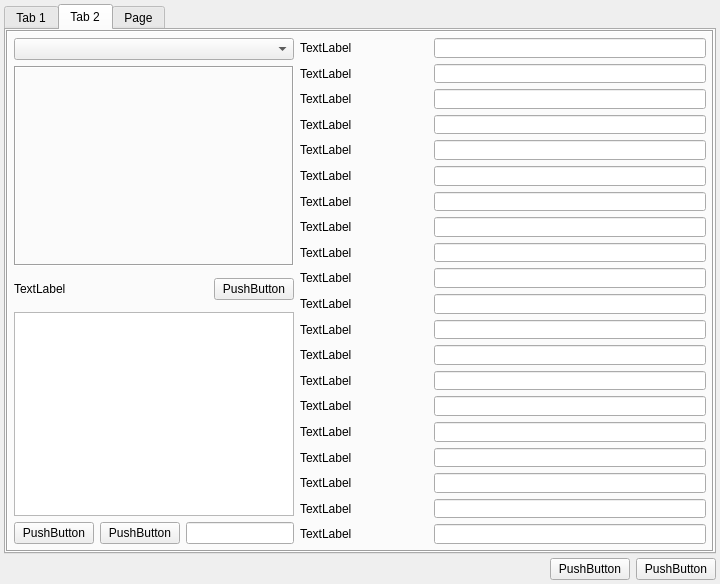
Old version of the form tagger_ui.ui in the repository OmmarShaikh01/Apollo.
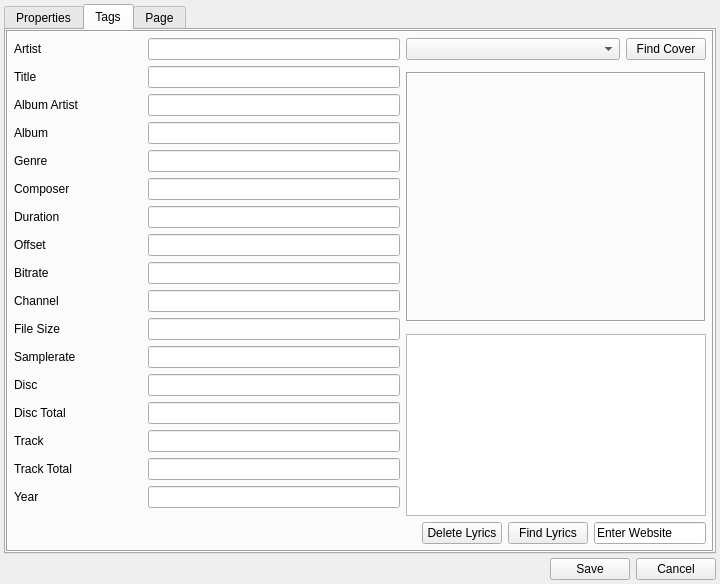
New version of the form. The open tabs and pages were chosen to show the change.

What changed in the file:
```diff
--- a/tagger_ui.ui
+++ b/tagger_ui.ui
@@ -70,7 +70,7 @@
       </property>
       <widget class="QWidget" name="tab">
        <attribute name="title">
-        <string>Tab 1</string>
+        <string>Properties</string>
        </attribute>
        <layout class="QGridLayout" name="gridLayout_5">
         <property name="leftMargin">
@@ -583,7 +583,7 @@
       </widget>
       <widget class="QWidget" name="tab_2">
        <attribute name="title">
-        <string>Tab 2</string>
+        <string>Tags</string>
        </attribute>
        <layout class="QGridLayout" name="gridLayout_7">
         <property name="leftMargin">
@@ -622,14 +622,8 @@
            <property name="bottomMargin">
             <number>6</number>
            </property>
-           <item row="0" column="4" rowspan="7">
-            <layout class="QFormLayout" name="formLayout_5">
-             <property name="horizontalSpacing">
-              <number>6</number>
-             </property>
-             <property name="verticalSpacing">
-              <number>6</number>
-             </property>
+           <item row="0" column="0" rowspan="6">
+            <layout class="QFormLayout" name="formLayout">
              <item row="0" column="0">
               <widget class="QLabel" name="label_44">
                <property name="minimumSize">
@@ -639,7 +633,10 @@
                 </size>
                </property>
                <property name="text">
-                <string>TextLabel</string>
+                <string>Artist</string>
+               </property>
+               <property name="buddy">
+                <cstring>lineEdit_art</cstring>
                </property>
               </widget>
              </item>
@@ -655,7 +652,7 @@
                 </size>
                </property>
                <property name="text">
-                <string>TextLabel</string>
+                <string>Title</string>
                </property>
               </widget>
              </item>
@@ -663,7 +660,7 @@
               <widget class="QLineEdit" name="lineEdit_44"/>
              </item>
              <item row="2" column="0">
-              <widget class="QLabel" name="label_53">
+              <widget class="QLabel" name="label_46">
                <property name="minimumSize">
                 <size>
                  <width>128</width>
@@ -671,7 +668,7 @@
                 </size>
                </property>
                <property name="text">
-                <string>TextLabel</string>
+                <string>Album Artist</string>
                </property>
               </widget>
              </item>
@@ -679,7 +676,7 @@
               <widget class="QLineEdit" name="lineEdit_45"/>
              </item>
              <item row="3" column="0">
-              <widget class="QLabel" name="label_46">
+              <widget class="QLabel" name="label_47">
                <property name="minimumSize">
                 <size>
                  <width>128</width>
@@ -687,7 +684,7 @@
                 </size>
                </property>
                <property name="text">
-                <string>TextLabel</string>
+                <string>Album</string>
                </property>
               </widget>
              </item>
@@ -695,7 +692,7 @@
               <widget class="QLineEdit" name="lineEdit_46"/>
              </item>
              <item row="4" column="0">
-              <widget class="QLabel" name="label_47">
+              <widget class="QLabel" name="label_48">
                <property name="minimumSize">
                 <size>
                  <width>128</width>
@@ -703,7 +700,7 @@
                 </size>
                </property>
                <property name="text">
-                <string>TextLabel</string>
+                <string>Genre</string>
                </property>
               </widget>
              </item>
@@ -711,7 +708,7 @@
               <widget class="QLineEdit" name="lineEdit_47"/>
              </item>
              <item row="5" column="0">
-              <widget class="QLabel" name="label_48">
+              <widget class="QLabel" name="label_49">
                <property name="minimumSize">
                 <size>
                  <width>128</width>
@@ -719,7 +716,7 @@
                 </size>
                </property>
                <property name="text">
-                <string>TextLabel</string>
+                <string>Composer</string>
                </property>
               </widget>
              </item>
@@ -727,7 +724,7 @@
               <widget class="QLineEdit" name="lineEdit_48"/>
              </item>
              <item row="6" column="0">
-              <widget class="QLabel" name="label_49">
+              <widget class="QLabel" name="label_50">
                <property name="minimumSize">
                 <size>
                  <width>128</width>
@@ -735,7 +732,7 @@
                 </size>
                </property>
                <property name="text">
-                <string>TextLabel</string>
+                <string>Duration</string>
                </property>
               </widget>
              </item>
@@ -743,7 +740,7 @@
               <widget class="QLineEdit" name="lineEdit_49"/>
              </item>
              <item row="7" column="0">
-              <widget class="QLabel" name="label_50">
+              <widget class="QLabel" name="label_51">
                <property name="minimumSize">
                 <size>
                  <width>128</width>
@@ -751,7 +748,7 @@
                 </size>
                </property>
                <property name="text">
-                <string>TextLabel</string>
+                <string>Offset</string>
                </property>
               </widget>
              </item>
@@ -759,7 +756,7 @@
               <widget class="QLineEdit" name="lineEdit_50"/>
              </item>
              <item row="8" column="0">
-              <widget class="QLabel" name="label_51">
+              <widget class="QLabel" name="label_52">
                <property name="minimumSize">
                 <size>
                  <width>128</width>
@@ -767,7 +764,7 @@
                 </size>
                </property>
                <property name="text">
-                <string>TextLabel</string>
+                <string>Bitrate</string>
                </property>
               </widget>
              </item>
@@ -775,7 +772,7 @@
               <widget class="QLineEdit" name="lineEdit_51"/>
              </item>
              <item row="9" column="0">
-              <widget class="QLabel" name="label_52">
+              <widget class="QLabel" name="label_53">
                <property name="minimumSize">
                 <size>
                  <width>128</width>
@@ -783,7 +780,7 @@
                 </size>
                </property>
                <property name="text">
-                <string>TextLabel</string>
+                <string>Channel</string>
                </property>
               </widget>
              </item>
@@ -799,7 +796,7 @@
                 </size>
                </property>
                <property name="text">
-                <string>TextLabel</string>
+                <string>File Size</string>
                </property>
               </widget>
              </item>
@@ -815,7 +812,7 @@
                 </size>
                </property>
                <property name="text">
-                <string>TextLabel</string>
+                <string>Samplerate</string>
                </property>
               </widget>
              </item>
@@ -831,7 +828,7 @@
                 </size>
                </property>
                <property name="text">
-                <string>TextLabel</string>
+                <string>Disc</string>
                </property>
               </widget>
              </item>
@@ -847,7 +844,7 @@
                 </size>
                </property>
                <property name="text">
-                <string>TextLabel</string>
+                <string>Disc Total</string>
                </property>
               </widget>
              </item>
@@ -863,7 +860,7 @@
                 </size>
                </property>
                <property name="text">
-                <string>TextLabel</string>
+                <string>Track</string>
                </property>
               </widget>
              </item>
@@ -879,7 +876,7 @@
                 </size>
                </property>
                <property name="text">
-                <string>TextLabel</string>
+                <string>Track Total</string>
                </property>
               </widget>
              </item>
@@ -895,125 +892,89 @@
                 </size>
                </property>
                <property name="text">
-                <string>TextLabel</string>
+                <string>Year</string>
                </property>
               </widget>
              </item>
              <item row="16" column="1">
-              <widget class="QLineEdit" name="lineEdit_59"/>
-             </item>
-             <item row="17" column="0">
-              <widget class="QLabel" name="label_61">
-               <property name="minimumSize">
-                <size>
-                 <width>128</width>
-                 <height>0</height>
-                </size>
-               </property>
-               <property name="text">
-                <string>TextLabel</string>
-               </property>
-              </widget>
-             </item>
-             <item row="17" column="1">
-              <widget class="QLineEdit" name="lineEdit_60"/>
-             </item>
-             <item row="18" column="0">
-              <widget class="QLabel" name="label_62">
-               <property name="minimumSize">
-                <size>
-                 <width>128</width>
-                 <height>0</height>
-                </size>
-               </property>
-               <property name="text">
-                <string>TextLabel</string>
-               </property>
-              </widget>
-             </item>
-             <item row="18" column="1">
-              <widget class="QLineEdit" name="lineEdit_61"/>
-             </item>
-             <item row="19" column="0">
-              <widget class="QLabel" name="label_63">
-               <property name="minimumSize">
-                <size>
-                 <width>128</width>
-                 <height>0</height>
-                </size>
-               </property>
-               <property name="text">
-                <string>TextLabel</string>
-               </property>
-              </widget>
-             </item>
-             <item row="19" column="1">
-              <widget class="QLineEdit" name="lineEdit_62"/>
+              <widget class="QLineEdit" name="lineEdit_yr_2"/>
              </item>
             </layout>
            </item>
-           <item row="1" column="0" colspan="4">
-            <widget class="QLabel" name="label_65">
-             <property name="minimumSize">
-              <size>
-               <width>200</width>
-               <height>200</height>
-              </size>
-             </property>
-             <property name="frameShape">
-              <enum>QFrame::Box</enum>
-             </property>
-             <property name="frameShadow">
-              <enum>QFrame::Sunken</enum>
-             </property>
-             <property name="text">
-              <string/>
-             </property>
-            </widget>
+           <item row="0" column="1" colspan="5">
+            <widget class="QComboBox" name="comboBox_cover"/>
            </item>
-           <item row="5" column="0" colspan="4">
-            <widget class="QTextBrowser" name="textBrowser">
-             <property name="sizePolicy">
-              <sizepolicy hsizetype="Preferred" vsizetype="Expanding">
-               <horstretch>0</horstretch>
-               <verstretch>0</verstretch>
-              </sizepolicy>
-             </property>
-            </widget>
-           </item>
-           <item row="0" column="0" colspan="4">
-            <widget class="QComboBox" name="comboBox"/>
-           </item>
-           <item row="3" column="0">
-            <widget class="QLabel" name="label_64">
-             <property name="text">
-              <string>TextLabel</string>
-             </property>
-            </widget>
-           </item>
-           <item row="3" column="3">
-            <widget class="QPushButton" name="pushButton">
-             <property name="text">
-              <string>PushButton</string>
-             </property>
-            </widget>
-           </item>
-           <item row="6" column="1">
+           <item row="5" column="2">
             <widget class="QPushButton" name="pushButton_4">
              <property name="text">
-              <string>PushButton</string>
+              <string>Delete Lyrics</string>
              </property>
             </widget>
            </item>
-           <item row="6" column="0">
+           <item row="5" column="3">
             <widget class="QPushButton" name="pushButton_2">
              <property name="text">
-              <string>PushButton</string>
+              <string>Find Lyrics</string>
              </property>
             </widget>
            </item>
-           <item row="6" column="2" colspan="2">
-            <widget class="QLineEdit" name="lineEdit_63"/>
+           <item row="0" column="6">
+            <widget class="QPushButton" name="pushButton_Findcov">
+             <property name="text">
+              <string>Find Cover</string>
+             </property>
+            </widget>
+           </item>
+           <item row="4" column="1" colspan="6">
+            <widget class="QTextBrowser" name="textBrowser">
+             <property name="sizePolicy">
+              <sizepolicy hsizetype="Preferred" vsizetype="Expanding">
+               <horstretch>0</horstretch>
+               <verstretch>0</verstretch>
+              </sizepolicy>
+             </property>
+            </widget>
+           </item>
+           <item row="5" column="4" colspan="3">
+            <widget class="QLineEdit" name="lineEdit_63_web">
+             <property name="text">
+              <string>Enter Website</string>
+             </property>
+            </widget>
+           </item>
+           <item row="2" column="1" colspan="6">
+            <widget class="QLabel" name="Cover_image_pix">
+             <property name="sizePolicy">
+              <sizepolicy hsizetype="Fixed" vsizetype="Fixed">
+               <horstretch>0</horstretch>
+               <verstretch>0</verstretch>
+              </sizepolicy>
+             </property>
+             <property name="minimumSize">
+              <size>
+               <width>300</width>
+               <height>250</height>
+              </size>
+             </property>
+             <property name="maximumSize">
+              <size>
+               <width>16777215</width>
+               <height>250</height>
+              </size>
+             </property>
+             <property name="frameShape">
+              <enum>QFrame::Box</enum>
+             </property>
+             <property name="frameShadow">
+              <enum>QFrame::Sunken</enum>
+             </property>
+             <property name="text">
+              <string/>
+             </property>
+             <property name="scaledContents">
+              <bool>true</bool>
+             </property>
+            </widget>
            </item>
           </layout>
          </widget>
@@ -1131,14 +1092,14 @@
       <item>
        <widget class="QPushButton" name="pushButton_8">
         <property name="text">
-         <string>PushButton</string>
+         <string>Save</string>
         </property>
        </widget>
       </item>
       <item>
        <widget class="QPushButton" name="pushButton_9">
         <property name="text">
-         <string>PushButton</string>
+         <string>Cancel</string>
         </property>
        </widget>
       </item>
```
Left out of the diff: 141 changed lines with no effect on the pictures.
